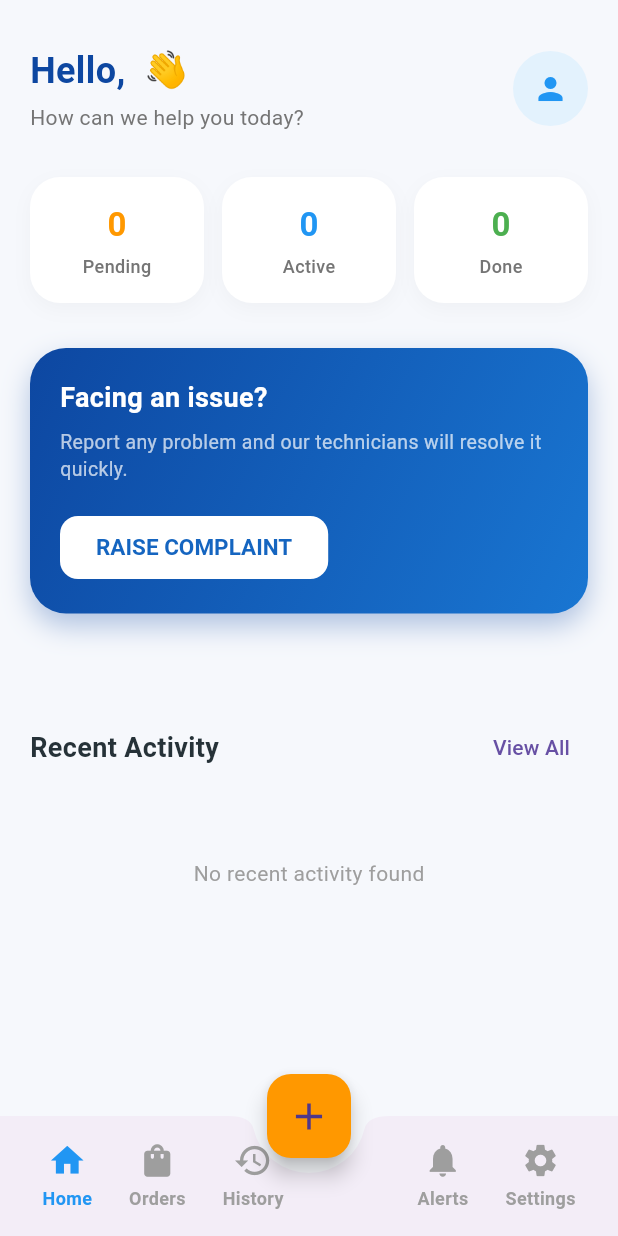
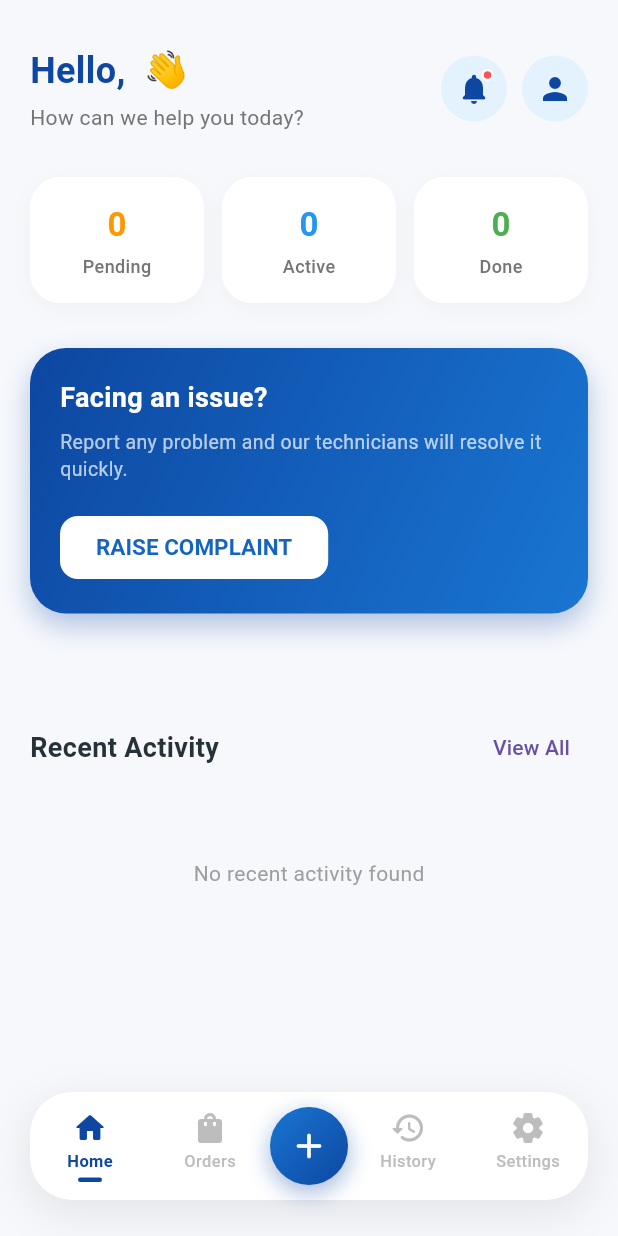
Before and after one commit to vidhuaghera2633-prog/customer_app, a Flutter app: the MainNavigation screen opened directly, on a phone screen of 412 x 824 dp. Run offline on Flutter 3.47's test engine with Material 3 defaults, Android fonts, the phone set to English and light mode, and no system bars; our stand-ins replace cloud_firestore, file_picker, firebase_auth, firebase_core, google_maps_flutter, image_picker and 1 more; accounts and stored records are empty.

Commit message:
Optimize UI: symmetric floating bottom navigation bar, home notifications bell, layout unification

```diff
--- a/lib/core/navigation/main_navigation.dart
+++ b/lib/core/navigation/main_navigation.dart
@@ -1,7 +1,6 @@
 import 'package:flutter/material.dart';
 import '../../features/complaints/presentation/screens/complaints_history_screen.dart';
 import '../../features/complaints/presentation/screens/home_screen.dart';
-import '../../features/complaints/presentation/screens/notifications_screen.dart';
 import '../../features/complaints/presentation/screens/raise_complaint_screen.dart';
 import '../../features/complaints/presentation/screens/settings_screen.dart';
 import '../../features/complaints/presentation/screens/customer_orders_screen.dart';
@@ -25,77 +24,70 @@ class _MainNavigationState extends State<MainNavigation> {
       const HomeScreen(),
       const CustomerOrdersScreen(),
       const ComplaintHistoryScreen(),
-      const NotificationsScreen(),
       const SettingsScreen(),
     ];
 
     return Scaffold(
+      extendBody: true, // Allows content to show under the floating navigation bar
       body: screens[selectedIndex],
 
-      // ✅ Floating Complaint Button
-      floatingActionButton: FloatingActionButton(
-        backgroundColor: Colors.orange,
-        child: const Icon(Icons.add, size: 30),
-        onPressed: () {
-          Navigator.push(
-            context,
-            FadePageRoute(
-              page: const RaiseComplaintScreen(),
-            ),
-          ).then((_) {
-            // ✅ Refresh UI when returning
-            setState(() {});
-          });
-        },
-      ),
-
-      floatingActionButtonLocation:
-      FloatingActionButtonLocation.centerDocked,
-
-      // ✅ Bottom Navigation Bar
-      bottomNavigationBar: BottomAppBar(
-        shape: const CircularNotchedRectangle(),
-        notchMargin: 10,
-        child: SizedBox(
-          height: 70,
+      // ✅ Modern Floating Bottom Navigation Bar
+      bottomNavigationBar: Container(
+        decoration: const BoxDecoration(
+          color: Colors.transparent,
+        ),
+        padding: const EdgeInsets.only(
+          left: 20,
+          right: 20,
+          bottom: 24,
+          top: 10,
+        ),
+        child: Container(
+          height: 72,
+          decoration: BoxDecoration(
+            color: Colors.white,
+            borderRadius: BorderRadius.circular(28),
+            boxShadow: [
+              BoxShadow(
+                color: Colors.black.withOpacity(0.08),
+                blurRadius: 24,
+                spreadRadius: 2,
+                offset: const Offset(0, 8),
+              ),
+            ],
+          ),
           child: Row(
             mainAxisAlignment: MainAxisAlignment.spaceAround,
             children: [
               // Home
               _navItem(
-                icon: Icons.home,
+                icon: Icons.home_rounded,
                 label: "Home",
                 index: 0,
               ),
 
               // Orders
               _navItem(
-                icon: Icons.shopping_bag,
+                icon: Icons.shopping_bag_rounded,
                 label: "Orders",
                 index: 1,
               ),
 
+              // Center Primary Action: Raise Complaint
+              _buildRaiseComplaintButton(),
+
               // History
               _navItem(
-                icon: Icons.history,
+                icon: Icons.history_rounded,
                 label: "History",
                 index: 2,
               ),
 
-              const SizedBox(width: 40),
-
-              // Notifications
-              _navItem(
-                icon: Icons.notifications,
-                label: "Alerts",
-                index: 3,
-              ),
-
               // Settings
               _navItem(
-                icon: Icons.settings,
+                icon: Icons.settings_rounded,
                 label: "Settings",
-                index: 4,
+                index: 3,
               ),
             ],
           ),
@@ -104,38 +96,95 @@ class _MainNavigationState extends State<MainNavigation> {
     );
   }
 
-  // ✅ Bottom Nav Item Widget
+  // ✅ Center floating-style Action Button
+  Widget _buildRaiseComplaintButton() {
+    return GestureDetector(
+      onTap: () {
+        Navigator.push(
+          context,
+          FadePageRoute(
+            page: const RaiseComplaintScreen(),
+          ),
+        ).then((_) {
+          // ✅ Refresh UI when returning
+          setState(() {});
+        });
+      },
+      child: Container(
+        width: 52,
+        height: 52,
+        decoration: BoxDecoration(
+          gradient: const LinearGradient(
+            colors: [Color(0xff1976D2), Color(0xff0D47A1)],
+            begin: Alignment.topLeft,
+            end: Alignment.bottomRight,
+          ),
+          shape: BoxShape.circle,
+          boxShadow: [
+            BoxShadow(
+              color: const Color(0xff0D47A1).withOpacity(0.35),
+              blurRadius: 12,
+              spreadRadius: 1,
+              offset: const Offset(0, 5),
+            ),
+          ],
+        ),
+        child: const Icon(
+          Icons.add_rounded,
+          color: Colors.white,
+          size: 28,
+        ),
+      ),
+    );
+  }
+
+  // ✅ Bottom Nav Item Widget with active indicator
   Widget _navItem({
     required IconData icon,
     required String label,
     required int index,
   }) {
     final bool active = selectedIndex == index;
+    const Color activeColor = Color(0xff0D47A1);
+    final Color inactiveColor = Colors.grey.shade400;
 
-    return GestureDetector(
-      onTap: () {
-        setState(() {
-          selectedIndex = index;
-        });
-      },
-      child: Column(
-        mainAxisAlignment: MainAxisAlignment.center,
-        children: [
-          Icon(
-            icon,
-            color: active ? Colors.blue : Colors.grey,
-            size: 26,
-          ),
-          const SizedBox(height: 4),
-          Text(
-            label,
-            style: TextStyle(
-              fontSize: 12,
-              fontWeight: FontWeight.bold,
-              color: active ? Colors.blue : Colors.grey,
+    return Expanded(
+      child: GestureDetector(
+        behavior: HitTestBehavior.opaque,
+        onTap: () {
+          setState(() {
+            selectedIndex = index;
+          });
+        },
+        child: Column(
+          mainAxisAlignment: MainAxisAlignment.center,
+          children: [
+            Icon(
+              icon,
+              color: active ? activeColor : inactiveColor,
+              size: 24,
             ),
-          )
-        ],
+            const SizedBox(height: 3),
+            Text(
+              label,
+              style: TextStyle(
+                fontSize: 11,
+                fontWeight: active ? FontWeight.bold : FontWeight.w500,
+                color: active ? activeColor : inactiveColor,
+              ),
+            ),
+            const SizedBox(height: 3),
+            AnimatedContainer(
+              duration: const Duration(milliseconds: 200),
+              width: active ? 16 : 0,
+              height: 3,
+              decoration: BoxDecoration(
+                color: activeColor,
+                borderRadius: BorderRadius.circular(1.5),
+              ),
+            ),
+          ],
+        ),
       ),
     );
   }
--- a/lib/features/complaints/presentation/screens/customer_orders_screen.dart
+++ b/lib/features/complaints/presentation/screens/customer_orders_screen.dart
@@ -266,18 +266,10 @@ For service requests, contact support.
 
   @override
   Widget build(BuildContext context) {
-    return Scaffold(
-      backgroundColor: const Color(0xffF6F8FC),
-      appBar: AppBar(
-        title: const Text(
-          "My Orders",
-          style: TextStyle(fontWeight: FontWeight.bold, color: Colors.white),
-        ),
-        centerTitle: true,
-        backgroundColor: const Color(0xff0D47A1),
-        elevation: 0,
-      ),
-      body: isLoading
+    return AppLayout(
+      title: "My Orders",
+      showBack: Navigator.canPop(context),
+      child: isLoading
           ? const Center(child: CircularProgressIndicator())
           : Padding(
               padding: const EdgeInsets.all(18.0),
--- a/lib/features/complaints/presentation/screens/home_screen.dart
+++ b/lib/features/complaints/presentation/screens/home_screen.dart
@@ -11,6 +11,7 @@ import 'complaint_details_screen.dart';
 import 'complaints_history_screen.dart';
 import 'raise_complaint_screen.dart';
 import 'complaints_list_screen.dart';
+import 'notifications_screen.dart';
 
 class HomeScreen extends StatefulWidget {
   const HomeScreen({super.key});
@@ -82,10 +83,60 @@ class _HomeScreenState extends State<HomeScreen> {
                       ),
                     ],
                   ),
-                  const CircleAvatar(
-                    radius: 25,
-                    backgroundColor: Color(0xffE3F2FD),
-                    child: Icon(Icons.person, color: Colors.blue),
+                  Row(
+                    children: [
+                      // ✅ Premium Notification Bell Icon
+                      GestureDetector(
+                        onTap: () {
+                          Navigator.push(
+                            context,
+                            FadePageRoute(
+                              page: const NotificationsScreen(),
+                            ),
+                          );
+                        },
+                        child: Container(
+                          padding: const EdgeInsets.all(10),
+                          decoration: const BoxDecoration(
+                            color: Color(0xffE3F2FD),
+                            shape: BoxShape.circle,
+                          ),
+                          child: Stack(
+                            clipBehavior: Clip.none,
+                            children: [
+                              const Icon(
+                                Icons.notifications_rounded,
+                                color: Color(0xff0D47A1),
+                                size: 24,
+                              ),
+                              Positioned(
+                                top: -1,
+                                right: -1,
+                                child: Container(
+                                  width: 8,
+                                  height: 8,
+                                  decoration: BoxDecoration(
+                                    color: Colors.redAccent,
+                                    shape: BoxShape.circle,
+                                    border: Border.all(
+                                      color: Colors.white,
+                                      width: 1.5,
+                                    ),
+                                  ),
+                                ),
+                              ),
+                            ],
+                          ),
+                        ),
+                      ),
+                      const SizedBox(width: 10),
+                      // ✅ Profile Avatar
+                      const CircleAvatar(
+                        radius: 22,
+                        backgroundColor: Color(0xffE3F2FD),
+                        child: Icon(Icons.person, color: Color(0xff0D47A1)),
+                      ),
+                    ],
                   ),
                 ],
               ),
```
